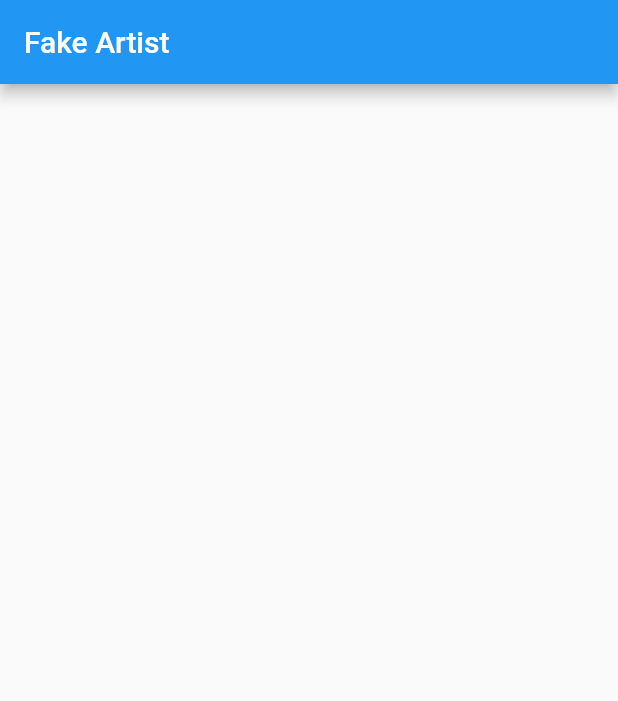
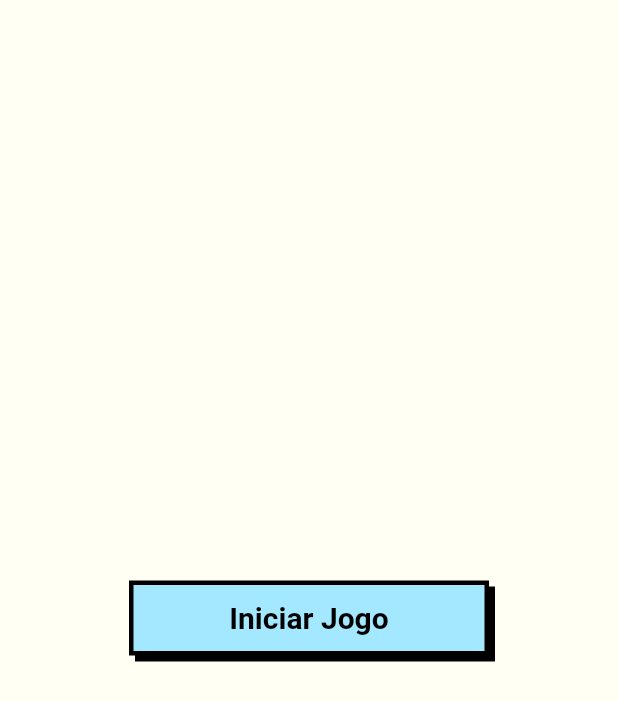
Before and after one commit to arthwrvl/FakeArtist, a Flutter app: the screen it shows after launch, on a phone screen of 412 x 824 dp. Shown: the top 701 px of the screen. Run offline on Flutter 3.47's test engine with Material 2 defaults, Android fonts, the phone set to English and light mode, and no system bars.

Commit message:
create button Widget

```diff
--- a/lib/main.dart
+++ b/lib/main.dart
@@ -1,3 +1,4 @@
+import 'package:fake_artist/widgets/button.dart';
 import 'package:flutter/material.dart';
 
 void main() {
@@ -13,6 +14,7 @@ class MyApp extends StatelessWidget {
     return MaterialApp(
       title: 'Flutter Demo',
       theme: ThemeData(
+        scaffoldBackgroundColor: const Color(0xFFFFFFF4),
         // This is the theme of your application.
         //
         // Try running your application with "flutter run". You'll see the
@@ -35,8 +37,17 @@ class Home extends StatelessWidget {
   @override
   Widget build(BuildContext context) {
     return Scaffold(
-      appBar: AppBar(
-        title: Text("Fake Artist"),
+      body: Center(
+        child: Column(
+          mainAxisAlignment: MainAxisAlignment.center,
+          children: [
+            CustomButton(
+              buttonText: "Iniciar Jogo",
+              onPressed: () {},
+              type: 1,
+            ),
+          ],
+        ),
       ),
     );
   }
--- /dev/null
+++ b/lib/widgets/button.dart
@@ -0,0 +1,116 @@
+import 'dart:math';
+
+import 'package:flutter/material.dart';
+
+class CustomButton extends StatefulWidget {
+  final String buttonText;
+  final VoidCallback onPressed;
+  final int type;
+
+  const CustomButton(
+      {super.key,
+      required this.buttonText,
+      required this.onPressed,
+      required this.type});
+
+  @override
+  State<CustomButton> createState() => _CustomButtonState();
+}
+
+class _CustomButtonState extends State<CustomButton> {
+  bool _pressing = false;
+  @override
+  Widget build(BuildContext context) {
+    return GestureDetector(
+      onTapDown: (details) {
+        setState(() {
+          _pressing = true;
+        });
+      },
+      onTapCancel: () {
+        setState(() {
+          _pressing = false;
+        });
+      },
+      onTap: widget.onPressed,
+      onTapUp: (details) {
+        setState(() {
+          _pressing = false;
+        });
+      },
+      child: AnimatedContainer(
+        duration: const Duration(milliseconds: 75),
+        curve: Curves.bounceInOut,
+        height: 50,
+        width: 240,
+        decoration: BoxDecoration(
+            borderRadius: BorderRadius.zero,
+            color: widget.type == 1
+                ? _pressing
+                    ? const Color(0xFF88D4EE)
+                    : const Color(0xFFA3E8FF)
+                : _pressing
+                    ? const Color(0xFFE8CA7C)
+                    : const Color(0xFFF6D887),
+            boxShadow: [
+              BoxShadow(
+                color: Colors.black,
+                offset: _pressing ? const Offset(0, 0) : const Offset(4, 4),
+                blurRadius: 0,
+              )
+            ],
+            border: Border.all(color: Colors.black, width: 3)),
+        child: Center(
+          child: Text(widget.buttonText,
+              style: const TextStyle(
+                  color: Colors.black,
+                  fontSize: 20,
+                  fontWeight: FontWeight.bold)),
+        ),
+      ),
+    );
+  }
+}
+
+/*
+class CustomButton extends StatelessWidget {
+  final String buttonText;
+  final VoidCallback onPressed;
+  final int type;
+
+  const CustomButton(
+      {super.key,
+      required this.buttonText,
+      required this.onPressed,
+      required this.type});
+
+  @override
+  Widget build(BuildContext context) {
+    return Container(
+      height: 45,
+      width: 200,
+      decoration: BoxDecoration(
+          borderRadius: BorderRadius.zero,
+          color: type == 1 ? const Color(0xFFA3E8FF) : const Color(0xFFF6D887),
+          boxShadow: const [
+            BoxShadow(
+              color: Colors.black,
+              offset: Offset(4, 4),
+              blurRadius: 0,
+            )
+          ],
+          border: Border.all(color: Colors.black, width: 2)),
+      child: Center(
+        child: GestureDetector(
+          onTap: onPressed,
+          child: Text(buttonText,
+              style: const TextStyle(
+                  color: Colors.black,
+                  fontSize: 20,
+                  fontWeight: FontWeight.bold)),
+        ),
+      ),
+    );
+  }
+}
+*/
```
Also changed, not shown: lib/pages/start_screen.dart (added, +12 -0 lines), lib/theme.dart (added, +7 -0 lines).
